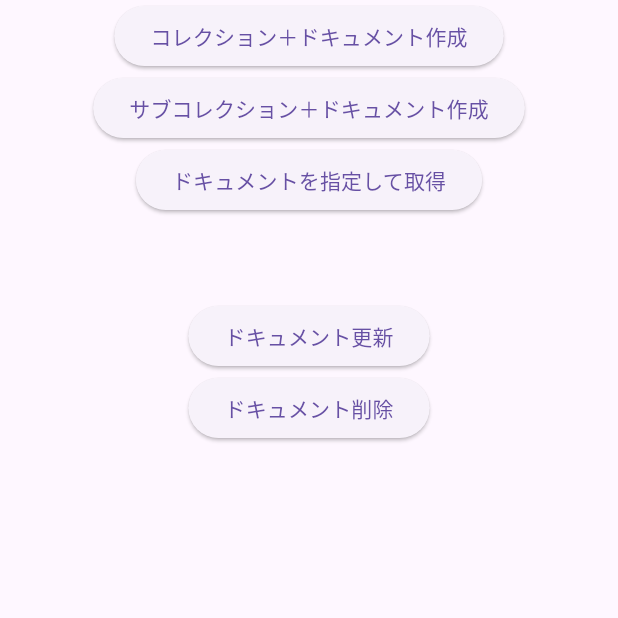
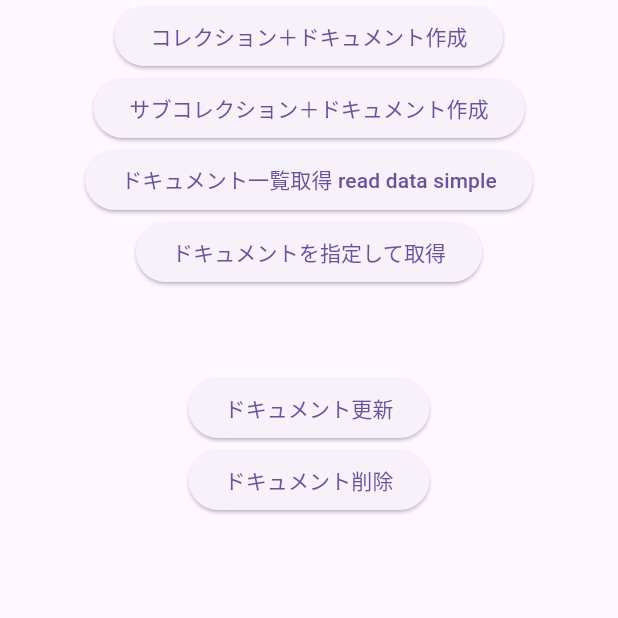
Before and after one commit to chenzhizsqq/flutter3_helloWorld, a Flutter app: the screen it shows after launch, on a phone screen of 412 x 824 dp, the top half of it. Run offline on Flutter 3.47's test engine with Material 3 defaults, Android fonts, the phone set to English and light mode, and no system bars; our stand-ins replace cloud_firestore, firebase_auth, firebase_core; accounts and stored records are empty.

Commit message:
FirebaseFirestore read data simple

```diff
--- a/lib/sample/FirebaseCloudFirestoreSample.dart
+++ b/lib/sample/FirebaseCloudFirestoreSample.dart
@@ -14,6 +14,9 @@ class _FirebaseCloudFirestoreSampleState
 
   // 指定したドキュメントの情報
   String orderDocumentInfo = '';
+
+  final Stream<QuerySnapshot> _usersStream =
+      FirebaseFirestore.instance.collection('users').snapshots();
 
   @override
   Widget build(BuildContext context) {
@@ -46,6 +49,62 @@ class _FirebaseCloudFirestoreSampleState
                     .set({'price': 600, 'date': '9/13'}); // データ
               },
             ),
+
+            //3333
+            /*
+            ElevatedButton(
+              child: Text('ドキュメント一覧取得'),
+              onPressed: () async {
+                // コレクション内のドキュメント一覧を取得
+                final snapshot =
+                    await FirebaseFirestore.instance.collection('users').get();
+                // 取得したドキュメント一覧をUIに反映
+                setState(() {
+                  documentList = snapshot.documents;
+                });
+              },
+            ),
+            // コレクション内のドキュメント一覧を表示
+            Column(
+              children: documentList.map((document) {
+                return ListTile(
+                  title: Text('${document['name']}さん'),
+                  subtitle: Text('${document['age']}歳'),
+                );
+              }).toList(),
+            ),
+            */
+
+            //3333 read data simple
+            ElevatedButton(
+              child: Text('ドキュメント一覧取得 read data simple'),
+              onPressed: () async {
+                // コレクション内のドキュメント一覧を取得
+                var db = FirebaseFirestore.instance;
+
+                await db.collection("users").get().then((event) {
+                  for (var doc in event.docs) {
+                    print("${doc.id} => ${doc.data()}");
+                  }
+                });
+                // 取得したドキュメント一覧をUIに反映
+                // setState(() {
+                //   documentList = snapshot.documents;
+                // });
+              },
+            ),
+
+            /*
+            // コレクション内のドキュメント一覧を表示
+            Column(
+              children: documentList.map((document) {
+                return ListTile(
+                  title: Text('${document['name']}さん'),
+                  subtitle: Text('${document['age']}歳'),
+                );
+              }).toList(),
+            ),
+            */
 
             //4444
             ElevatedButton(
```
